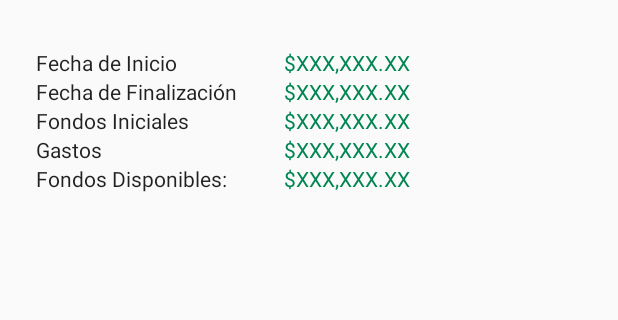
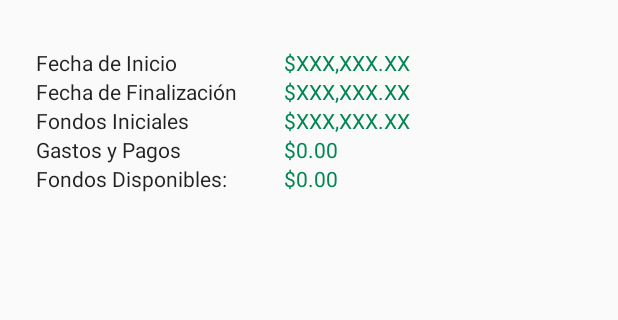
Before and after one commit to Marcelo1706/MyBudget, an Android app: the ResumenFragment screen opened directly, with no data from a screen before it, on a phone screen of 412 x 824 dp, the part 586-906 px from its top. Run offline under Robolectric (Android 15) with nearby library versions, the phone set to English and light mode, and no system bars.

Commit message:
- Layout Resumen Funcional - Actualizar Fondos funcional - Cambié el ícono de Periodos en el menú

```diff
--- a/app/src/main/java/com/comfycraft/mybudget/fragments/ResumenFragment.java
+++ b/app/src/main/java/com/comfycraft/mybudget/fragments/ResumenFragment.java
@@ -1,14 +1,19 @@
 package com.comfycraft.mybudget.fragments;
 
+import android.database.Cursor;
 import android.os.Bundle;
 import android.support.annotation.Nullable;
 import android.support.v4.app.Fragment;
 import android.view.LayoutInflater;
 import android.view.View;
 import android.view.ViewGroup;
+import android.widget.TextView;
 
 import com.comfycraft.mybudget.R;
+import com.comfycraft.mybudget.utilidades.Crud;
 import com.comfycraft.mybudget.utilidades.Sesiones;
+
+import java.text.NumberFormat;
 
 public class ResumenFragment extends Fragment {
 
@@ -20,9 +25,17 @@ public class ResumenFragment extends Fragment {
     private String password;
     private String id_periodo;
 
+    TextView fechaIni, fechaFin, FondoIni, GastosPagos, FondoFin;
+
     @Nullable
     @Override
     public View onCreateView(LayoutInflater inflater, @Nullable ViewGroup container, @Nullable Bundle savedInstanceState) {
+        View view = inflater.inflate(R.layout.fragment_resumen, container, false);
+        llenarControles(view);
+        return view;
+    }
+
+    public void llenarControles(View view){
         //Inicializar variable de sesion
         session = new Sesiones(getActivity().getApplicationContext());
         id_usuario = session.getUserId();
@@ -30,6 +43,65 @@ public class ResumenFragment extends Fragment {
         password = session.getPassword();
         id_periodo = session.getIdPeriodo();
 
-        return inflater.inflate(R.layout.fragment_resumen, container, false);
+        //Instanciacion de los controles
+        fechaIni = view.findViewById(R.id.tv_fecha_ini_resumen);
+        fechaFin = view.findViewById(R.id.tv_fecha_fin_resumen);
+        FondoIni = view.findViewById(R.id.fondosIniciales);
+        GastosPagos = view.findViewById(R.id.gastos);
+        FondoFin = view.findViewById(R.id.fondosDisponibles);
+
+        //Variables holder
+        Float fondoinicial = Float.valueOf(0);
+        Float gastosPagos = Float.valueOf(0);
+        Float fondoFin = Float.valueOf(0);
+        NumberFormat format = NumberFormat.getCurrencyInstance();
+
+        //Hacer la consulta a la BD sobre fechas y montos
+        Crud crud = new Crud(getActivity().getApplicationContext());
+        Cursor select = crud.Select("periodos","id_periodo='"+id_periodo+"'");
+        int filas = select.getCount();
+
+        if(filas > 0){
+            if(select.moveToFirst()){
+                fechaIni.setText(select.getString(select.getColumnIndex("fecha_inicio")));
+
+                fechaFin.setText(select.getString(select.getColumnIndex("fecha_fin")));
+
+                fondoinicial = Float.parseFloat(select.getString(select.getColumnIndex("monto_inicial")));
+                FondoIni.setText(format.format(fondoinicial));
+            }
+        }
+
+        //Hacer la consulta a la BD sobre Gastos y Pagos;
+        crud = new Crud(getActivity().getApplicationContext());
+        Cursor gastosyPagos = crud.Select("gastos","id_periodo='"+id_periodo+"'");
+        filas = gastosyPagos.getCount();
+
+        if(filas > 0) {
+            if(gastosyPagos.moveToFirst()) {
+                do{
+                    gastosPagos += Float.parseFloat(gastosyPagos.getString(gastosyPagos.getColumnIndex("monto")));
+                }while(gastosyPagos.moveToNext());
+            }
+        }
+
+        crud = new Crud(getActivity().getApplicationContext());
+        gastosyPagos = crud.Select("pagos","id_periodo='"+id_periodo+"'");
+        filas = gastosyPagos.getCount();
+
+        if(filas > 0) {
+            if(gastosyPagos.moveToFirst()) {
+                do{
+                    gastosPagos += Float.parseFloat(gastosyPagos.getString(gastosyPagos.getColumnIndex("monto")));
+                }while(gastosyPagos.moveToNext());
+            }
+        }
+
+        //fondo fin
+        fondoFin = fondoinicial - gastosPagos;
+
+        //Poner valores a los controles
+        GastosPagos.setText(format.format(gastosPagos));
+        FondoFin.setText(format.format(fondoFin));
     }
 }
--- a/app/src/main/res/layout/fragment_resumen.xml
+++ b/app/src/main/res/layout/fragment_resumen.xml
@@ -128,7 +128,7 @@
                     android:layout_height="wrap_content"
                     android:layout_marginEnd="15dp"
                     android:layout_marginRight="15dp"
-                    android:text="Gastos"
+                    android:text="Gastos y Pagos"
                     android:textAppearance="@style/TextAppearance.AppCompat.Body1" />
 
                 <TextView
--- a/app/src/main/res/menu/drawer_menu.xml
+++ b/app/src/main/res/menu/drawer_menu.xml
@@ -15,7 +15,7 @@
             <group android:checkableBehavior="single">
                 <item
                     android:id="@+id/lstPeríodos"
-                    android:icon="@drawable/ic_assignment"
+                    android:icon="@drawable/ic_date_range"
                     android:title="@string/periodos" />
                 <item
                     android:id="@+id/nav_fondos"
```
Also changed, not shown: app/src/main/java/com/comfycraft/mybudget/fragments/FondosFragment.java (+48 -19 lines).
